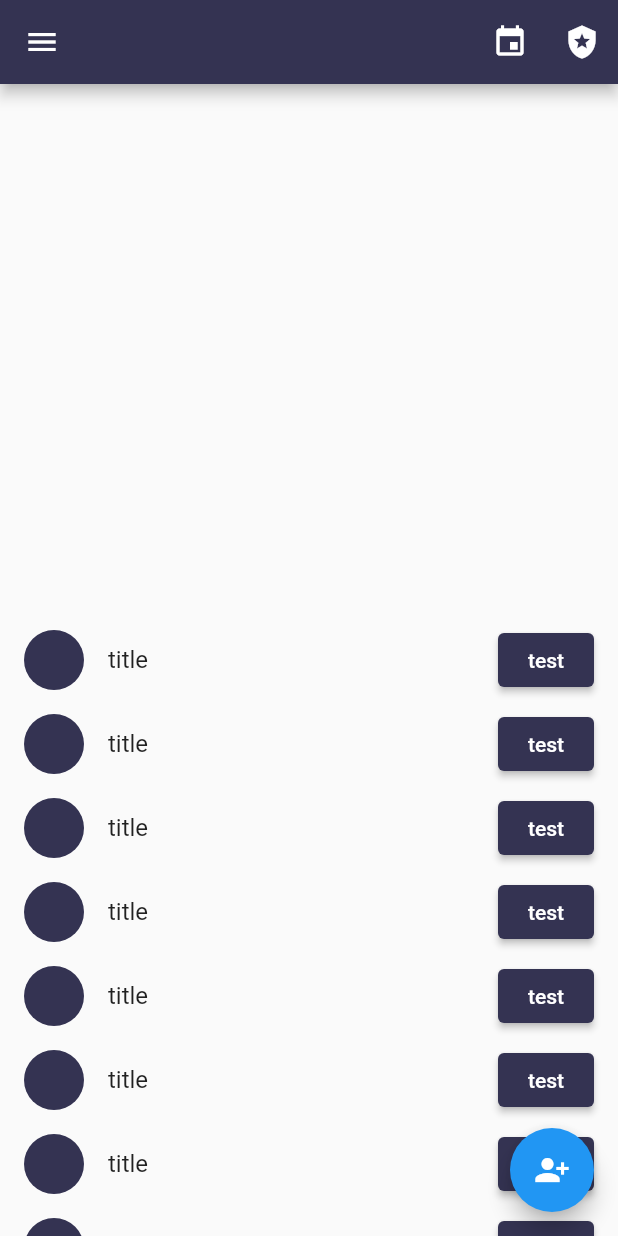
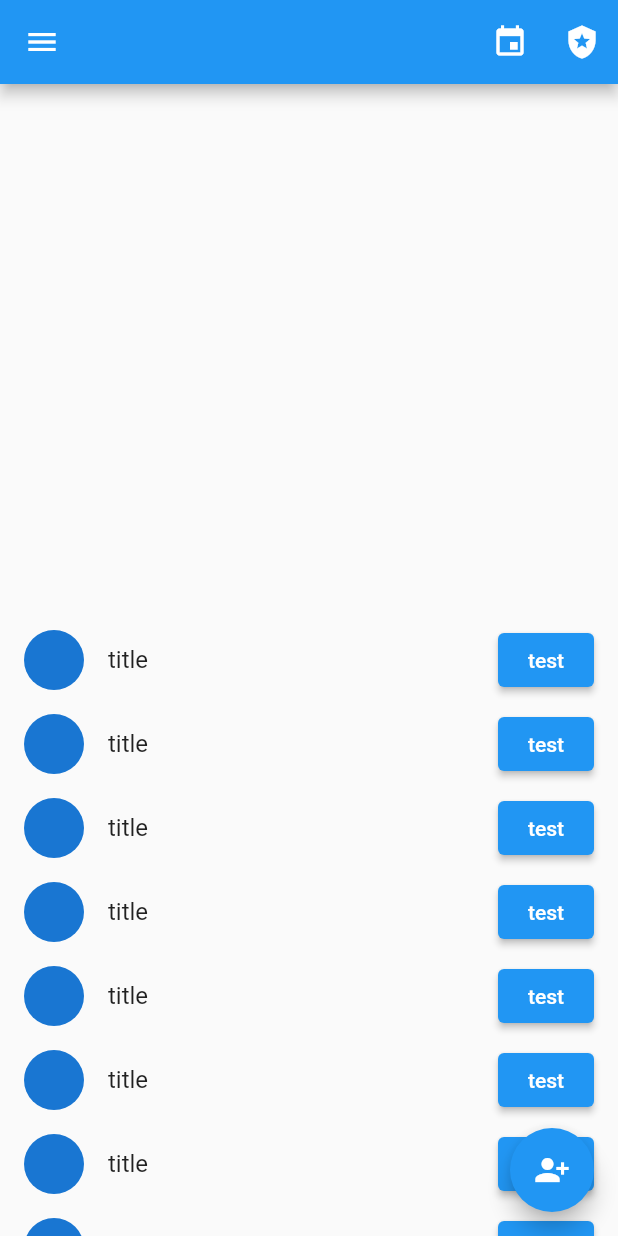
Before and after one commit to ShanuFutura/prison_book, a Flutter app: the screen it shows after launch, in the side drawer, after a tap on "test", on a phone screen of 412 x 824 dp. Run offline on Flutter 3.47's test engine with Material 2 defaults, Android fonts, the light colour scheme and no system bars; our stand-ins replace table_calendar.

Commit message:
theming removed

```diff
--- a/lib/main.dart
+++ b/lib/main.dart
@@ -5,6 +5,7 @@ import 'package:prisonbook/screens/employees_list_screen.dart';
 import 'package:prisonbook/screens/home_page.dart';
 import 'package:prisonbook/screens/main_prisoner_view.dart';
 import 'package:prisonbook/screens/officers_list_screen.dart';
+// import 'package:stacked_themes/stacked_themes.dart';
 
 import 'package:prisonbook/screens/profile_edit_screen.dart';
 
@@ -15,22 +16,44 @@ class PrisonBook extends StatelessWidget {
   @override
   Widget build(BuildContext context) {
     return MaterialApp(
-      theme: ThemeData(
-        primaryColorDark: copBlue,
-        elevatedButtonTheme: ElevatedButtonThemeData(
-            style: ButtonStyle(
-                backgroundColor: MaterialStateProperty.all(copBlue))),
-        primaryColor: copBlue,
-        appBarTheme: AppBarTheme(
-          color: copBlue,
-        ),
-        buttonColor: copBlue,
-        cursorColor: copBlue,
-        errorColor: Colors.red,
-        textTheme: TextTheme(
-          bodyText1: TextStyle(color: Colors.white),
-        ),
-      ),
+      // theme: ThemeData(
+      //   iconTheme: IconThemeData(
+      //     color: Colors.white,
+      //   ),
+      //   canvasColor: copBlue,
+      //   scaffoldBackgroundColor: const Color.fromRGBO(125, 125, 125, 1),
+      //   floatingActionButtonTheme: const FloatingActionButtonThemeData(
+      //       backgroundColor: Color.fromRGBO(39, 71, 41, 1)),
+      //   primaryColorDark: copBlue,
+      //   elevatedButtonTheme: ElevatedButtonThemeData(
+      //       style: ButtonStyle(
+      //           backgroundColor: MaterialStateProperty.all(copBlue))),
+      //   primaryColor: copBlue,
+      //   appBarTheme: AppBarTheme(
+      //     color: copBlue,
+      //   ),
+      //   drawerTheme: DrawerThemeData(
+      //     backgroundColor: copBlue,
+      //     scrimColor: copBlue,
+      //   ),
+      //   shadowColor: Colors.black,
+      //   buttonColor: copBlue,
+      //   cursorColor: copBlue,
+      //   errorColor: Colors.red,
+      //   cardColor: copBlue,
+      //   textTheme: const TextTheme(
+      //     headline5: TextStyle(color: Colors.white),
+      //     bodyText2: TextStyle(color: Colors.white),
+      //     overline: TextStyle(color: Colors.white),
+      //     subtitle2: TextStyle(color: Colors.white),
+      //     button: TextStyle(color: Colors.white),
+      //     headline1: TextStyle(color: Colors.white),
+      //     subtitle1: TextStyle(color: Colors.white),
+      //     caption: TextStyle(color: Colors.white),
+      //     headline6: TextStyle(color: Colors.white),
+      //     bodyText1: TextStyle(color: Colors.white),
+      //   ),
+      // ),
       home: HomePage(),
       routes: {
         MainPrisonerView.routeName: (ctx) => MainPrisonerView(),
--- a/lib/widgets/employee_drawer.dart
+++ b/lib/widgets/employee_drawer.dart
@@ -9,7 +9,7 @@ class EmployeeDrawer extends StatelessWidget {
   @override
   Widget build(BuildContext context) {
     return Drawer(
-      backgroundColor: Colors.white,
+      backgroundColor: Theme.of(context).scaffoldBackgroundColor,
       child: Column(
         children: [
           Container(
```
